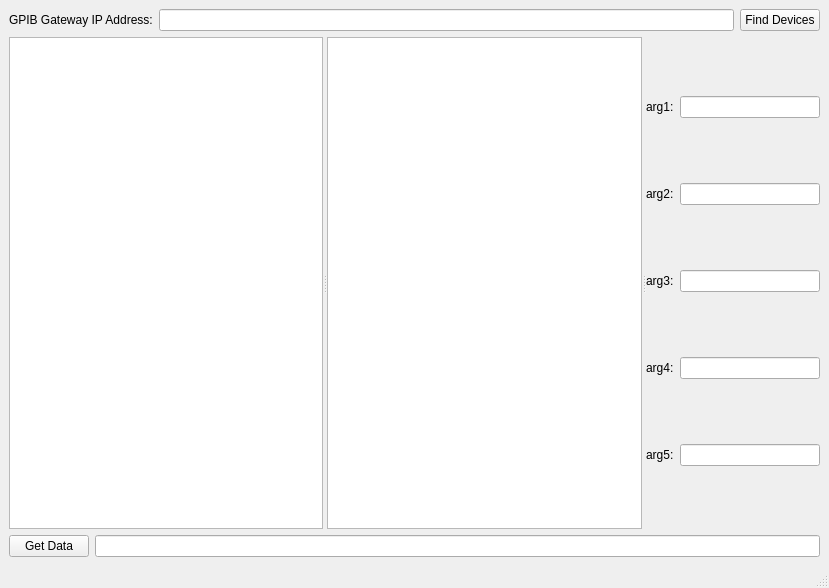
The window that GUIfiles/DeviceControlInterface.ui (doctoboggan/DeathRay) describes before a commit, drawn with Qt 5.
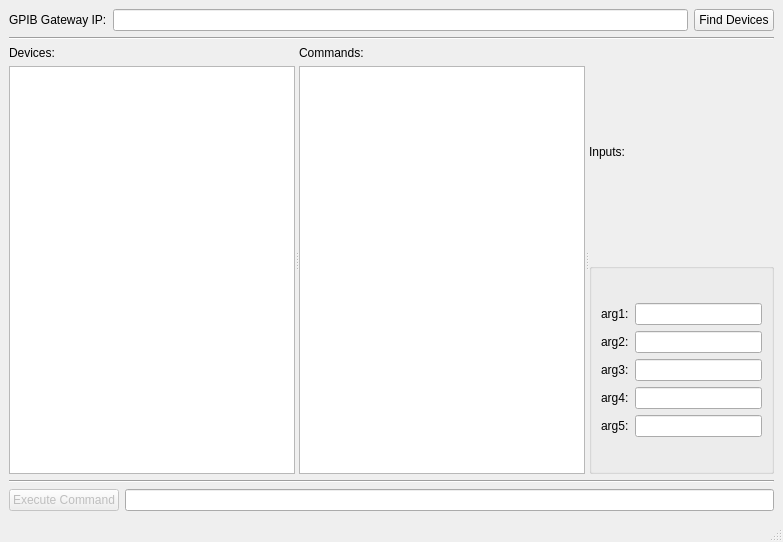
The same window after the commit.

Commit message: Device control prototype GUI done

Patch:
```diff
--- a/GUIfiles/DeviceControlInterface.ui
+++ b/GUIfiles/DeviceControlInterface.ui
@@ -6,23 +6,21 @@
    <rect>
     <x>0</x>
     <y>0</y>
-    <width>829</width>
-    <height>588</height>
+    <width>783</width>
+    <height>542</height>
    </rect>
   </property>
   <property name="windowTitle">
    <string>MainWindow</string>
   </property>
   <widget class="QWidget" name="centralwidget">
-   <layout class="QHBoxLayout" name="horizontalLayout_9">
-    <item>
-     <layout class="QVBoxLayout" name="verticalLayout_2">
+   <layout class="QVBoxLayout" name="verticalLayout_6">
       <item>
        <layout class="QHBoxLayout" name="horizontalLayout_3">
         <item>
          <widget class="QLabel" name="label">
           <property name="text">
-           <string>GPIB Gateway IP Address:</string>
+         <string>GPIB Gateway IP:</string>
           </property>
          </widget>
         </item>
@@ -42,14 +40,62 @@
         </item>
        </layout>
       </item>
+    <item>
+     <widget class="Line" name="line">
+      <property name="orientation">
+       <enum>Qt::Horizontal</enum>
+      </property>
+     </widget>
+    </item>
       <item>
        <widget class="QSplitter" name="splitter">
         <property name="orientation">
          <enum>Qt::Horizontal</enum>
         </property>
+      <widget class="QWidget" name="layoutWidget">
+       <layout class="QVBoxLayout" name="verticalLayout_2">
+        <item>
+         <widget class="QLabel" name="label_2">
+          <property name="text">
+           <string>Devices:</string>
+          </property>
+         </widget>
+        </item>
+        <item>
         <widget class="QListWidget" name="listWidgetDevices"/>
+        </item>
+       </layout>
+      </widget>
+      <widget class="QWidget" name="layoutWidget">
+       <layout class="QVBoxLayout" name="verticalLayout_3">
+        <item>
+         <widget class="QLabel" name="label_3">
+          <property name="text">
+           <string>Commands:</string>
+          </property>
+         </widget>
+        </item>
+        <item>
         <widget class="QListWidget" name="listWidgetCommands"/>
+        </item>
+       </layout>
+      </widget>
         <widget class="QWidget" name="layoutWidget">
+       <layout class="QVBoxLayout" name="verticalLayoutArguments">
+        <item>
+         <widget class="QLabel" name="label_4">
+          <property name="text">
+           <string>Inputs:</string>
+          </property>
+         </widget>
+        </item>
+        <item>
+         <widget class="QGroupBox" name="groupBox">
+          <property name="title">
+           <string/>
+          </property>
+          <layout class="QVBoxLayout" name="verticalLayout_4">
+           <item>
          <layout class="QVBoxLayout" name="verticalLayout">
           <item>
            <layout class="QHBoxLayout" name="horizontalLayout">
@@ -61,7 +107,20 @@
              </widget>
             </item>
             <item>
-             <widget class="QLineEdit" name="lineEditArg1"/>
+                <widget class="QLineEdit" name="lineEditArg1">
+                 <property name="sizePolicy">
+                  <sizepolicy hsizetype="Expanding" vsizetype="Fixed">
+                   <horstretch>0</horstretch>
+                   <verstretch>0</verstretch>
+                  </sizepolicy>
+                 </property>
+                 <property name="minimumSize">
+                  <size>
+                   <width>0</width>
+                   <height>0</height>
+                  </size>
+                 </property>
+                </widget>
             </item>
            </layout>
           </item>
@@ -75,7 +134,14 @@
              </widget>
             </item>
             <item>
-             <widget class="QLineEdit" name="lineEditArg2"/>
+                <widget class="QLineEdit" name="lineEditArg2">
+                 <property name="minimumSize">
+                  <size>
+                   <width>0</width>
+                   <height>0</height>
+                  </size>
+                 </property>
+                </widget>
             </item>
            </layout>
           </item>
@@ -89,7 +155,14 @@
              </widget>
             </item>
             <item>
-             <widget class="QLineEdit" name="lineEditArg3"/>
+                <widget class="QLineEdit" name="lineEditArg3">
+                 <property name="minimumSize">
+                  <size>
+                   <width>0</width>
+                   <height>0</height>
+                  </size>
+                 </property>
+                </widget>
             </item>
            </layout>
           </item>
@@ -103,7 +176,14 @@
              </widget>
             </item>
             <item>
-             <widget class="QLineEdit" name="lineEditArg4"/>
+                <widget class="QLineEdit" name="lineEditArg4">
+                 <property name="minimumSize">
+                  <size>
+                   <width>0</width>
+                   <height>0</height>
+                  </size>
+                 </property>
+                </widget>
             </item>
            </layout>
           </item>
@@ -117,20 +197,42 @@
              </widget>
             </item>
             <item>
-             <widget class="QLineEdit" name="lineEditArg5"/>
+                <widget class="QLineEdit" name="lineEditArg5">
+                 <property name="minimumSize">
+                  <size>
+                   <width>0</width>
+                   <height>0</height>
+                  </size>
+                 </property>
+                </widget>
             </item>
            </layout>
           </item>
          </layout>
-        </widget>
+           </item>
+          </layout>
+         </widget>
+        </item>
+       </layout>
+      </widget>
+     </widget>
+    </item>
+    <item>
+     <widget class="Line" name="line_2">
+      <property name="orientation">
+       <enum>Qt::Horizontal</enum>
+      </property>
        </widget>
       </item>
       <item>
        <layout class="QHBoxLayout" name="horizontalLayout_2">
         <item>
-         <widget class="QPushButton" name="pushButtonGet">
+       <widget class="QPushButton" name="pushButtonExecute">
+        <property name="enabled">
+         <bool>false</bool>
+        </property>
           <property name="text">
-           <string>Get Data</string>
+         <string>Execute Command</string>
           </property>
          </widget>
         </item>
@@ -140,8 +242,6 @@
        </layout>
       </item>
      </layout>
-    </item>
-   </layout>
   </widget>
   <widget class="QMenuBar" name="menubar">
    <property name="geometry">
```
Left out of the diff: 2 changed lines with no effect on the pictures. Lines whose indentation alone changed are shown as unchanged. The commit also changes 3 other files.
